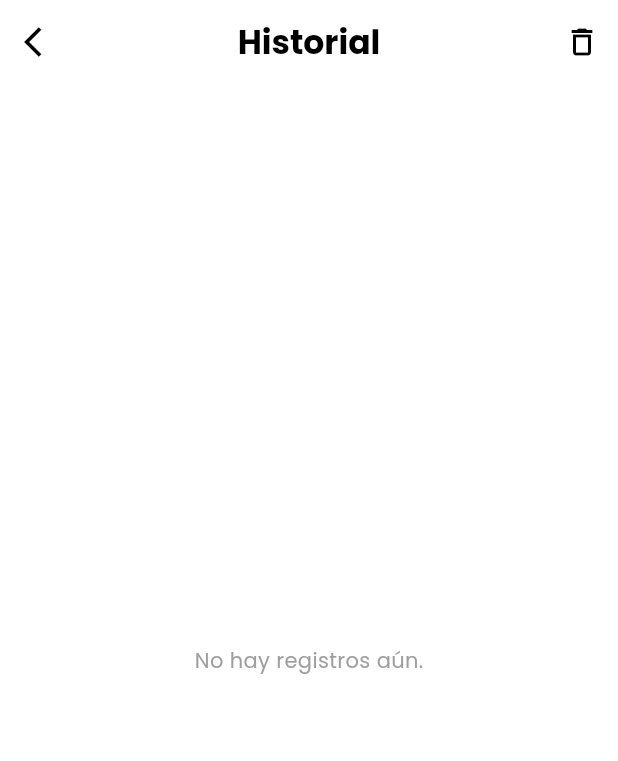
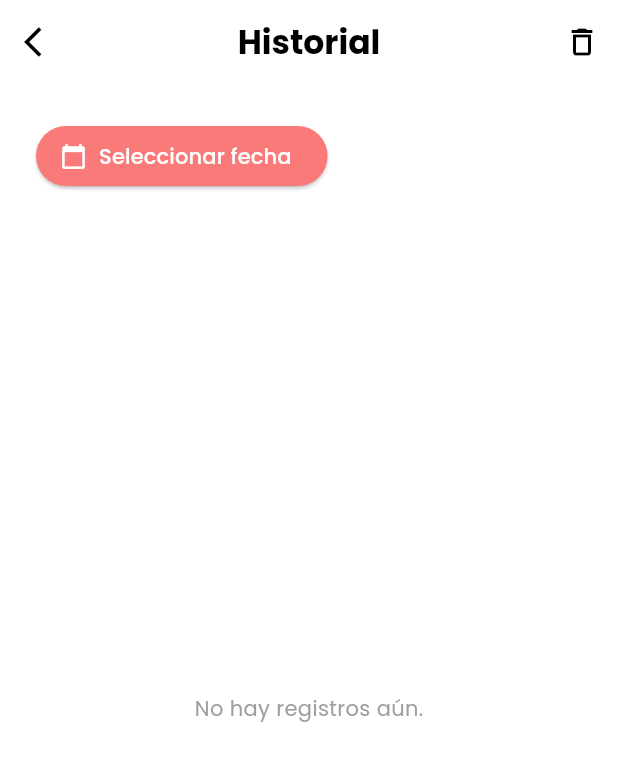
Before and after one commit to Nessavs/contador_pasos, a Flutter app: the HistoryScreen screen opened directly, on a phone screen of 412 x 824 dp. Shown: the top 761 px of the screen. Run offline on Flutter 3.47's test engine with Material 3 defaults, Android fonts, the phone set to English and light mode, and no system bars; our stand-ins replace google_fonts, shared_preferences; accounts and stored records are empty.

Commit message:
Ajustes en history_screen, main y configuracion

```diff
--- a/contador_pasos/lib/history_screen.dart
+++ b/contador_pasos/lib/history_screen.dart
@@ -50,8 +50,69 @@ class _HistoryScreenState extends State<HistoryScreen> {
     setState(() => _historial.clear());
   }
 
+  DateTime? _fechaSeleccionada;
+
+  Future<void> _seleccionarFecha() async {
+    final hoy = DateTime.now();
+    final nuevaFecha = await showDatePicker(
+      context: context,
+      initialDate: _fechaSeleccionada ?? hoy,
+      firstDate: DateTime(hoy.year - 1),
+      lastDate: hoy,
+      locale: const Locale('es', 'ES'),
+    );
+
+    if (nuevaFecha != null) {
+      setState(() {
+        _fechaSeleccionada = nuevaFecha;
+      });
+    }
+  }
+
+  String _formatearFecha(DateTime fecha) {
+    return '${fecha.day}/${fecha.month}/${fecha.year}';
+  }
+
+  Future<Map<String, List<Map<String, dynamic>>>>_getHistorialAgrupado() async {
+    final prefs = await SharedPreferences.getInstance();
+    final rawList = prefs.getStringList('historial') ?? [];
+
+    final Map<String, List<Map<String, dynamic>>> agrupado = {};
+
+    for (var e in rawList) {
+      final cleaned = e.replaceAll(RegExp(r'[{}]'), '');
+      final parts = cleaned.split(', ');
+      final map = <String, dynamic>{};
+      for (var part in parts) {
+        final kv = part.split(': ');
+        if (kv.length == 2) {
+          map[kv[0]] = kv[1];
+        }
+      }
+
+      final fecha = DateTime.tryParse(map['fecha'] ?? '');
+      if (fecha != null) {
+        // final clave = '${fecha.day}/${fecha.month}/${fecha.year}';
+        final clave = _formatearFecha(fecha);
+        if (_fechaSeleccionada == null || clave == _formatearFecha(_fechaSeleccionada!)) {
+        agrupado.putIfAbsent(clave, () => []);
+        agrupado[clave]!.add(map);
+      }
+      }
+    }
+
+    return agrupado;
+  }
+
+
+
+
+
   @override
   Widget build(BuildContext context) {
+    final hoy = DateTime.now();
+    final hoyFormateado = '${hoy.day}/${hoy.month}/${hoy.year}';
+
     return Scaffold(
       backgroundColor: Colors.white,
       appBar: AppBar(
@@ -79,45 +140,84 @@ class _HistoryScreenState extends State<HistoryScreen> {
       ),
       body: Padding(
         padding: const EdgeInsets.all(24.0),
-        child: _historial.isEmpty
-            ? Center(
+        child: Column(
+          crossAxisAlignment: CrossAxisAlignment.start,
+          children: [
+            ElevatedButton.icon(
+              onPressed: _seleccionarFecha,
+              icon: const Icon(Icons.calendar_today),
+              label: Text(
+                _fechaSeleccionada == null
+                    ? 'Seleccionar fecha'
+                    : 'Fecha: ${_formatearFecha(_fechaSeleccionada!)}',
+                style: GoogleFonts.poppins(),
+              ),
+              style: ElevatedButton.styleFrom(
+                backgroundColor: const Color(0xFFFA7A7A),
+                foregroundColor: Colors.white,
+                shape: RoundedRectangleBorder(
+                  borderRadius: BorderRadius.circular(30),
+                ),
+              ),
+            ),
+            const SizedBox(height: 16),
+            Expanded(
+              child: FutureBuilder<Map<String, List<Map<String, dynamic>>>>(
+                future: _getHistorialAgrupado(),
+                builder: (context, snapshot) {
+                  if (!snapshot.hasData) {
+                    return const Center(child: CircularProgressIndicator());
+                  }
+
+                  final grupos = snapshot.data!;
+                  if (grupos.isEmpty) {
+                    return Center(
                       child: Text(
                         'No hay registros aún.',
                         style: GoogleFonts.poppins(color: Colors.grey),
                       ),
-              )
-            : Column(
+                    );
+                  }
+
+                  final fechasOrdenadas = grupos.keys.toList()
+                    ..sort((a, b) => b.compareTo(a));
+
+                  return ListView.builder(
+                    itemCount: fechasOrdenadas.length,
+                    itemBuilder: (context, index) {
+                      final fecha = fechasOrdenadas[index];
+                      final registros = grupos[fecha]!;
+
+                      return Column(
                         crossAxisAlignment: CrossAxisAlignment.start,
                         children: [
                           Text(
-                    'Registros guardados',
+                            fecha,
                             style: GoogleFonts.poppins(
-                      fontSize: 14,
-                      color: Colors.grey[600],
+                              fontSize: 16,
+                              fontWeight: FontWeight.bold,
                             ),
                           ),
-                  const SizedBox(height: 16),
-                  Expanded(
-                    child: ListView.separated(
-                      itemCount: _historial.length,
-                      separatorBuilder: (_, __) => const SizedBox(height: 10),
-                      itemBuilder: (context, index) {
-                        final item = _historial[index];
-                        final fecha = item['fecha'] ?? 'Sin fecha';
-                        final pasos = int.tryParse(item['pasos'] ?? '0') ?? 0;
+                          const SizedBox(height: 6),
+                          ...registros.map((item) {
+                            final pasos =
+                                int.tryParse(item['pasos'] ?? '0') ?? 0;
                             final calorias =
-                            double.tryParse(item['calorias'] ?? '0.0') ?? 0.0;
+                                double.tryParse(item['calorias'] ?? '0.0') ??
+                                0.0;
+                            final hora = DateTime.tryParse(
+                              item['fecha'] ?? '',
+                            )?.toLocal();
+                            final horaTexto = hora != null
+                                ? '${hora.hour}:${hora.minute.toString().padLeft(2, '0')}'
+                                : 'Sin hora';
                             final progreso = (pasos / meta).clamp(0.0, 1.0);
 
-                        // 👇 Formatear la fecha
-                        final fechaFormateada = DateTime.tryParse(
-                          fecha,
-                        )?.toLocal();
-                        final fechaTexto = (fechaFormateada != null)
-                            ? '${fechaFormateada.day}/${fechaFormateada.month}/${fechaFormateada.year} ${fechaFormateada.hour}:${fechaFormateada.minute.toString().padLeft(2, '0')}'
-                            : fecha;
-
-                        return DecoratedBox(
+                            return Padding(
+                              padding: const EdgeInsets.symmetric(
+                                vertical: 6.0,
+                              ),
+                              child: DecoratedBox(
                                 decoration: BoxDecoration(
                                   color: const Color(0xFFF8F3F8),
                                   borderRadius: BorderRadius.circular(12),
@@ -125,10 +225,11 @@ class _HistoryScreenState extends State<HistoryScreen> {
                                 child: Padding(
                                   padding: const EdgeInsets.all(12.0),
                                   child: Column(
-                              crossAxisAlignment: CrossAxisAlignment.start,
+                                    crossAxisAlignment:
+                                        CrossAxisAlignment.start,
                                     children: [
                                       Text(
-                                  'Fecha: $fechaTexto',
+                                        'Hora: $horaTexto',
                                         style: GoogleFonts.poppins(
                                           fontSize: 12,
                                           color: Colors.grey[600],
@@ -166,6 +267,13 @@ class _HistoryScreenState extends State<HistoryScreen> {
                                     ],
                                   ),
                                 ),
+                              ),
+                            );
+                          }).toList(),
+                          const SizedBox(height: 16),
+                        ],
+                      );
+                    },
                   );
                 },
               ),
--- a/contador_pasos/pubspec.yaml
+++ b/contador_pasos/pubspec.yaml
@@ -29,6 +29,8 @@ environment:
 # versions available, run `flutter pub outdated`.
 dependencies:
   flutter:
+    sdk: flutter
+  flutter_localizations:
     sdk: flutter
 
   # The following adds the Cupertino Icons font to your application.
```
Also changed, not shown: contador_pasos/lib/main.dart (+11 -3 lines), contador_pasos/pubspec.lock. Lines whose indentation alone changed are shown as unchanged.
